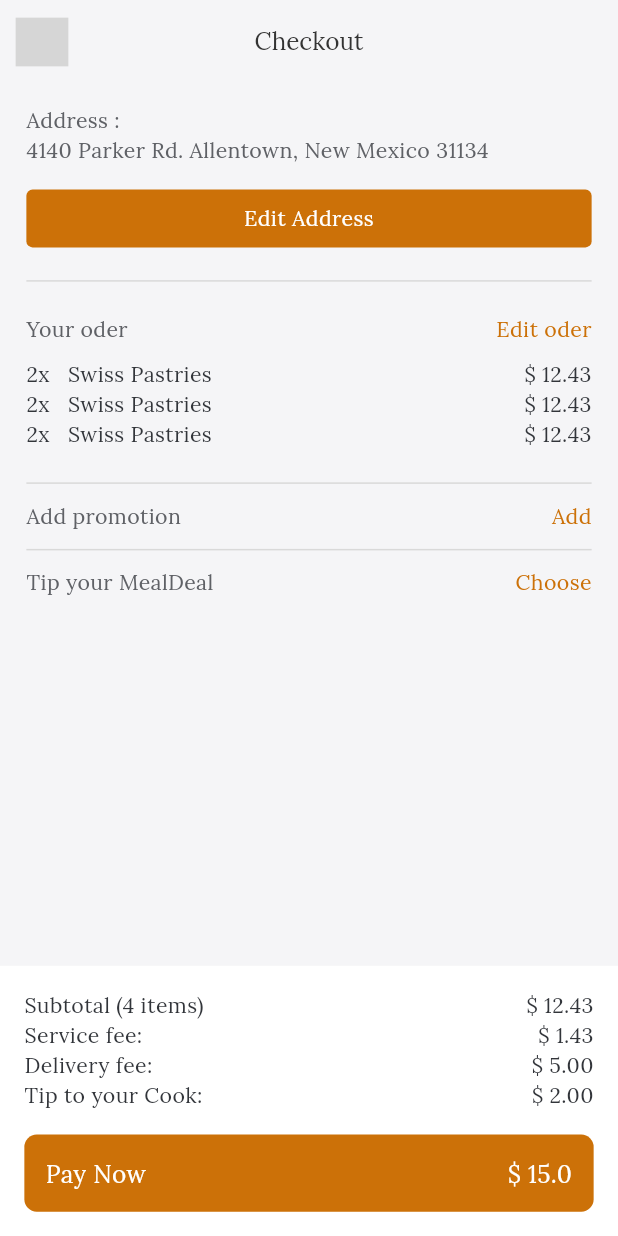
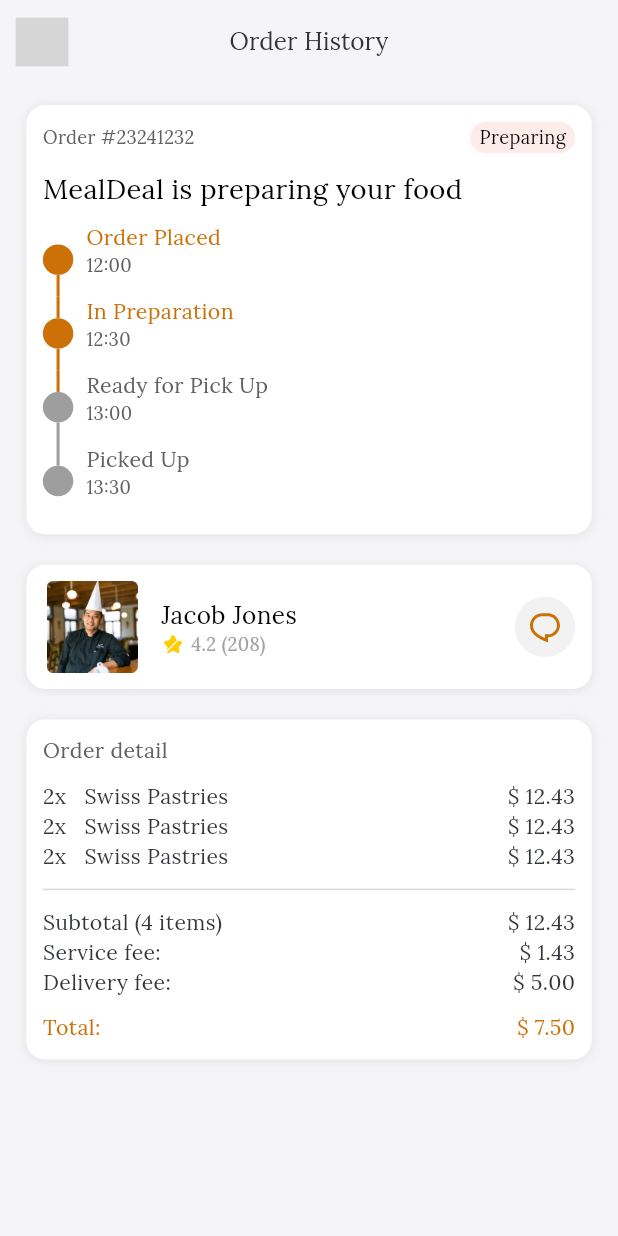
Before and after one commit to sparktechagency/meal_deal_app, a Flutter app: the CheckoutScreen screen opened by its route, after a tap on "Pay Now", on a phone screen of 412 x 824 dp. Run offline on Flutter 3.47's test engine with Material 3 defaults, Android fonts, the phone set to English and light mode, and no system bars; our stand-ins replace cached_network_image, chat_bubbles, connectivity_plus, curved_labeled_navigation_bar, flutter_screenutil, flutter_spinkit and 18 more; missing offline and left inert: mime_type, rating_summary; accounts and stored records are empty; network calls fail; project files that could hold a hidden picture were left out; grey boxes are pictures that could not be loaded.

Commit message:
................

```diff
--- a/lib/feature/home/user/card/checkout_screen.dart
+++ b/lib/feature/home/user/card/checkout_screen.dart
@@ -1,8 +1,11 @@
 import 'package:flutter/material.dart';
 import 'package:flutter_screenutil/flutter_screenutil.dart';
+import 'package:get/get.dart';
 import 'package:meal_deal_app/app/utils/app_colors.dart';
+import 'package:meal_deal_app/routes/app_routes.dart';
 import '../../../../custom_assets/assets.gen.dart';
 import '../../../../widgets/widgets.dart';
+import '../../widgets/cart_section_cook_widget.dart';
 
 class CheckoutScreen extends StatelessWidget {
   const CheckoutScreen({super.key});
@@ -15,6 +18,11 @@ class CheckoutScreen extends StatelessWidget {
         crossAxisAlignment: CrossAxisAlignment.start,
         children: [
           SizedBox(height: 10.h),
+
+          CartSectionCookWidget(),
+
+          SizedBox(height: 10.h),
+
           CustomText(
             color: AppColors.black400TextColor,
             textAlign: TextAlign.start,
@@ -79,6 +87,7 @@ class CheckoutScreen extends StatelessWidget {
               SizedBox(height: 16.h),
               CustomContainer(
                 onTap: (){
+                  Get.toNamed(AppRoutes.oderHistoryScreen);
                 },
                 paddingAll: 14.r,
                 color: AppColors.primaryColor,
--- /dev/null
+++ b/lib/feature/home/user/card/oder_history_screen.dart
@@ -0,0 +1,223 @@
+import 'package:flutter/material.dart';
+import 'package:flutter_screenutil/flutter_screenutil.dart';
+import 'package:timelines_plus/timelines_plus.dart';
+import '../../../../app/utils/app_colors.dart';
+import '../../../../widgets/widgets.dart';
+import '../../widgets/cart_section_cook_widget.dart';
+
+class OrderHistoryScreen extends StatelessWidget {
+  const OrderHistoryScreen({super.key});
+
+  @override
+  Widget build(BuildContext context) {
+    return CustomScaffold(
+      appBar: CustomAppBar(title: 'Order History'),
+      body: SingleChildScrollView(
+        child: Column(
+          children: [
+            /// Order Info
+            CustomContainer(
+              boxShadow: [
+                BoxShadow(
+                  color: Colors.black.withOpacity(0.08),
+                  offset: const Offset(0, 1),
+                  blurRadius: 5,
+                ),
+              ],
+              verticalMargin: 10.h,
+              paddingAll: 10.w,
+              color: Colors.white,
+              radiusAll: 12.r,
+              child: Column(
+                crossAxisAlignment: CrossAxisAlignment.start,
+                children: [
+                  /// Order Id + Status
+                  Row(
+                    mainAxisAlignment: MainAxisAlignment.spaceBetween,
+                    children: [
+                      CustomText(
+                        fontSize: 12.sp,
+                        color: AppColors.black400TextColor,
+                        textAlign: TextAlign.start,
+                        text: 'Order #23241232',
+                      ),
+                      CustomContainer(
+                        paddingHorizontal: 6.r,
+                        paddingVertical: 2.r,
+                        color: Colors.red.withOpacity(0.1),
+                        radiusAll: 10.r,
+                        child: CustomText(
+                          fontSize: 12.sp,
+                          text: 'Preparing',
+                        ),
+                      ),
+                    ],
+                  ),
+                  CustomText(
+                    bottom: 10.h,
+                    top: 10.h,
+                    fontSize: 18.sp,
+                    textAlign: TextAlign.start,
+                    text: 'MealDeal is preparing your food',
+                  ),
+
+                  /// Timeline widget
+                  _buildOrderTimeline(),
+                ],
+              ),
+            ),
+
+            /// Cook section
+            CartSectionCookWidget(chatAction: () {}),
+
+            /// Order detail section
+            CustomContainer(
+              boxShadow: [
+                BoxShadow(
+                  color: Colors.black.withOpacity(0.08),
+                  offset: const Offset(0, 1),
+                  blurRadius: 5,
+                ),
+              ],
+              verticalMargin: 10.h,
+              paddingAll: 10.w,
+              color: Colors.white,
+              radiusAll: 12.r,
+              child: Column(
+                crossAxisAlignment: CrossAxisAlignment.start,
+                children: [
+                  CustomText(
+                    bottom: 10.h,
+                    color: AppColors.black400TextColor,
+                    textAlign: TextAlign.start,
+                    text: 'Order detail',
+                  ),
+                  ListView.builder(
+                    shrinkWrap: true,
+                    physics: const NeverScrollableScrollPhysics(),
+                    itemCount: 3,
+                    itemBuilder: (context, index) => _buildRowTitle(
+                      title: '2x   Swiss Pastries',
+                      lastTitle: '\$ 12.43',
+                      color: AppColors.black600TextColor,
+                    ),
+                  ),
+                  Divider(color: AppColors.borderColor, height: 24.h),
+                  _buildRowTitle(
+                    title: 'Subtotal (4 items)',
+                    lastTitle: '\$ 12.43',
+                    color: AppColors.black600TextColor,
+                  ),
+                  _buildRowTitle(
+                    title: 'Service fee:',
+                    lastTitle: '\$ 1.43',
+                    color: AppColors.black600TextColor,
+                  ),
+                  _buildRowTitle(
+                    title: 'Delivery fee:',
+                    lastTitle: '\$ 5.00',
+                    color: AppColors.black600TextColor,
+                  ),
+                  SizedBox(height: 10.h),
+                  _buildRowTitle(
+                    title: 'Total:',
+                    lastTitle: '\$ 7.50',
+                    color: AppColors.primaryColor,
+                  ),
+                ],
+              ),
+            ),
+          ],
+        ),
+      ),
+    );
+  }
+
+  /// Reusable Timeline
+  Widget _buildOrderTimeline() {
+    final steps = [
+      {"title": "Order Placed", "time": "12:00", "done": true},
+      {"title": "In Preparation", "time": "12:30", "done": true},
+      {"title": "Ready for Pick Up", "time": "13:00", "done": false},
+      {"title": "Picked Up", "time": "13:30", "done": false},
+    ];
+
+    return FixedTimeline.tileBuilder(
+      theme: TimelineThemeData(
+        nodePosition: 0,
+        indicatorTheme: IndicatorThemeData(size: 20.r),
+        connectorTheme: ConnectorThemeData(thickness: 2.r),
+      ),
+      builder: TimelineTileBuilder.connected(
+        itemCount: steps.length,
+        contentsBuilder: (context, index) {
+          final step = steps[index];
+          return Padding(
+            padding: EdgeInsets.only(left: 8.w, bottom: 12.h),
+            child: Column(
+              crossAxisAlignment: CrossAxisAlignment.start,
+              children: [
+                CustomText(
+                  text: step["title"].toString(),
+                  fontSize: 14.sp,
+                  color: step["done"] == true
+                      ? AppColors.primaryColor
+                      : AppColors.black400TextColor,
+                ),
+                CustomText(
+                  text: step["time"].toString(),
+                  fontSize: 12.sp,
+                  color: AppColors.black400TextColor,
+                ),
+              ],
+            ),
+          );
+        },
+        indicatorBuilder: (context, index) {
+          final done = steps[index]["done"] as bool;
+          return Indicator.dot(
+            size: 20.r,
+            color: done ? AppColors.primaryColor : Colors.grey,
+          );
+        },
+        connectorBuilder: (context, index, type) {
+          final done = steps[index]["done"] as bool;
+          return SolidLineConnector(
+            color: done ? AppColors.primaryColor : Colors.grey,
+          );
+        },
+      ),
+    );
+  }
+
+  /// Reusable row title widget
+  Widget _buildRowTitle({
+    VoidCallback? onTap,
+    required String title,
+    required String lastTitle,
+    Color? color,
+  }) {
+    return Row(
+      mainAxisAlignment: MainAxisAlignment.spaceBetween,
+      children: [
+        Flexible(
+          child: CustomText(
+            color: color ?? AppColors.black400TextColor,
+            textAlign: TextAlign.start,
+            text: title,
+          ),
+        ),
+        Flexible(
+          child: GestureDetector(
+            onTap: onTap,
+            child: CustomText(
+              color: color ?? AppColors.black400TextColor,
+              textAlign: TextAlign.start,
+              text: lastTitle,
+            ),
+          ),
+        ),
+      ],
+    );
+  }
+}
--- a/lib/feature/home/user/user_home_screen.dart
+++ b/lib/feature/home/user/user_home_screen.dart
@@ -37,7 +37,10 @@ class _UserHomeScreenState extends State<UserHomeScreen> {
           statusColor: AppColors.black800TextColor,
         ),
         actions: [
-          IconButton(onPressed: (){}, icon: Icon(Icons.notifications_none_outlined,color: AppColors.primaryColor,)),
+          GestureDetector(onTap: (){}, child: Icon(Icons.notifications_none_outlined,color: AppColors.primaryColor,)),
+          IconButton(onPressed: (){
+            Get.toNamed(AppRoutes.allCardScreen);
+          }, icon: Icon(Icons.shopping_cart_outlined,color: AppColors.primaryColor,)),
         ],
       ),
 
--- /dev/null
+++ b/lib/feature/home/widgets/cart_section_cook_widget.dart
@@ -0,0 +1,75 @@
+import 'package:flutter/material.dart';
+import 'package:flutter_screenutil/flutter_screenutil.dart';
+import 'package:get/get.dart';
+import 'package:meal_deal_app/routes/app_routes.dart';
+import '../../../app/utils/app_colors.dart';
+import '../../../custom_assets/assets.gen.dart';
+import '../../../widgets/widgets.dart';
+
+class CartSectionCookWidget extends StatelessWidget {
+  const CartSectionCookWidget({
+    super.key, this.chatAction,
+  });
+
+  final VoidCallback? chatAction;
+
+  @override
+  Widget build(BuildContext context) {
+    return CustomContainer(
+      onTap: () {
+        Get.toNamed(AppRoutes.cookViewScreen);
+      },
+      boxShadow: [
+        BoxShadow(
+          color: Colors.black.withOpacity(0.08),
+          offset: const Offset(0, 1),
+          blurRadius: 5,
+        ),
+      ],
+      verticalMargin: 10.h,
+      paddingAll: 10.w,
+      color: Colors.white,
+      radiusAll: 12.r,
+      child: Row(
+        crossAxisAlignment: CrossAxisAlignment.center,
+        children: [
+          Assets.images.cook.image(height: 60.h,width: 60.w),
+          SizedBox(width: 12.w),
+          Expanded(
+            child: Column(
+              crossAxisAlignment: CrossAxisAlignment.start,
+              children: [
+                CustomText(
+                  text: 'Jacob Jones',
+                  fontSize: 16.sp,
+                ),
+                Row(
+                  children: [
+                    Assets.icons.star.svg(height: 14.w, width: 14.w),
+                    SizedBox(width: 4.w),
+                    Flexible(
+                      child: CustomText(
+                        text: "${4.2} (${208})",
+                        fontSize: 12.sp,
+                        color: AppColors.colorA0A0A0,
+                      ),
+                    ),
+                  ],
+                ),
+
+
+              ],
+            ),
+          ),
+          if(chatAction != null)
+          CustomContainer(
+          onTap: chatAction,
+            color: Colors.black.withOpacity(0.05),
+            paddingAll: 8.r,
+              shape: BoxShape.circle,
+              child: Assets.icons.chat.svg()),
+        ],
+      ),
+    );
+  }
+}
--- a/lib/routes/app_routes.dart
+++ b/lib/routes/app_routes.dart
@@ -1,6 +1,8 @@
 import 'package:flutter/material.dart';
+import 'package:meal_deal_app/feature/home/user/card/all_card_screen.dart';
 import 'package:meal_deal_app/feature/home/user/card/card_screen.dart';
 import 'package:meal_deal_app/feature/home/user/card/checkout_screen.dart';
+import 'package:meal_deal_app/feature/home/user/card/oder_history_screen.dart';
 import 'package:meal_deal_app/feature/home/user/children/category_screen.dart';
 import 'package:meal_deal_app/feature/home/user/children/cook_details_screen.dart';
 import 'package:meal_deal_app/feature/home/user/children/cook_veiw_screen.dart';
@@ -80,6 +82,8 @@ abstract class AppRoutes {
   static const String cookDetailsScreen = '/cookDetailsScreen';
   static const String cardScreen = '/cardScreen';
   static const String checkoutScreen = '/checkoutScreen';
+  static const String allCardScreen = '/allCardScreen';
+  static const String oderHistoryScreen = '/oderHistoryScreen';
 
 
 
@@ -111,6 +115,8 @@ abstract class AppRoutes {
     cookDetailsScreen : (context) => CookDetailsScreen(),
     cardScreen : (context) => CardScreen(),
     checkoutScreen : (context) => CheckoutScreen(),
+    allCardScreen : (context) => AllCardScreen(),
+    oderHistoryScreen : (context) => OrderHistoryScreen(),
 
   };
 }
--- a/pubspec.yaml
+++ b/pubspec.yaml
@@ -40,6 +40,8 @@ dependencies:
   google_maps_flutter: ^2.13.1
   geolocator: ^14.0.2
   rating_summary: ^1.0.4
+  timelines_plus: ^1.0.7
+
 
 dev_dependencies:
   flutter_test:
```
Also changed, not shown: lib/app/helpers/helper_data.dart (+34 -7 lines), lib/feature/home/user/card/all_card_screen.dart (added, +102 -0 lines), lib/feature/home/user/card/card_screen.dart (+25 -6 lines), assets/icons/chat.svg, pubspec.lock.
